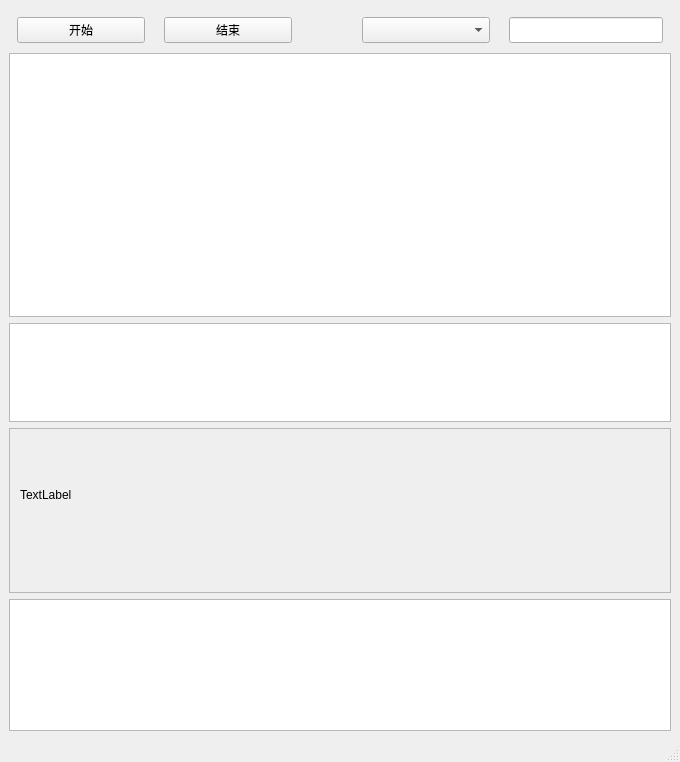
This is gui/mainwindow.ui in hypertseng/toysniffer as Qt 5 draws it before an edit. The edited form follows.
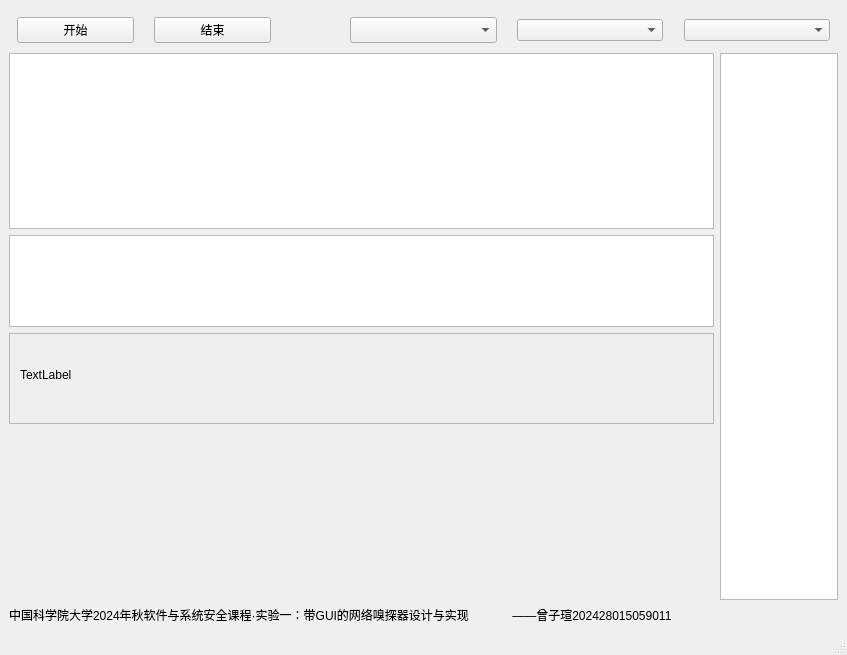
This is the edited form. Custom widgets are drawn as their Qt base class.

```diff
--- a/gui/mainwindow.ui
+++ b/gui/mainwindow.ui
@@ -6,8 +6,8 @@
    <rect>
     <x>0</x>
     <y>0</y>
-    <width>680</width>
-    <height>762</height>
+    <width>847</width>
+    <height>655</height>
    </rect>
   </property>
   <property name="sizePolicy">
@@ -26,10 +26,13 @@
      <verstretch>0</verstretch>
     </sizepolicy>
    </property>
-   <layout class="QVBoxLayout" name="verticalLayout_2">
-    <item>
-     <layout class="QVBoxLayout" name="verticalLayout" stretch="2,8,3,5,4">
-      <item>
+   <layout class="QGridLayout" name="gridLayout_2">
+    <item row="0" column="0">
+     <layout class="QGridLayout" name="gridLayout" rowstretch="7,27,14,14,26,2" columnstretch="18,3">
+      <item row="4" column="0">
+       <widget class="QChartView" name="chartView" native="true"/>
+      </item>
+      <item row="0" column="0" colspan="2">
        <widget class="QWidget" name="toolBarWidget" native="true">
         <property name="sizePolicy">
          <sizepolicy hsizetype="Expanding" vsizetype="Fixed">
@@ -37,7 +40,7 @@
           <verstretch>0</verstretch>
          </sizepolicy>
         </property>
-        <layout class="QHBoxLayout" name="horizontalLayout" stretch="10,1,10,5,10,1,12">
+        <layout class="QHBoxLayout" name="horizontalLayout" stretch="8,1,8,5,10,1,10,1,10">
          <property name="leftMargin">
           <number>8</number>
          </property>
@@ -126,25 +129,35 @@
           </spacer>
          </item>
          <item>
-          <widget class="QLineEdit" name="filterLineEdit">
-           <property name="sizePolicy">
-            <sizepolicy hsizetype="Expanding" vsizetype="Expanding">
-             <horstretch>0</horstretch>
-             <verstretch>0</verstretch>
-            </sizepolicy>
+          <widget class="QComboBox" name="processComboBox">
+           <property name="maximumSize">
+            <size>
+             <width>200</width>
+             <height>16777215</height>
+            </size>
            </property>
           </widget>
          </item>
+         <item>
+          <spacer name="horizontalSpacer_4">
+           <property name="orientation">
+            <enum>Qt::Orientation::Horizontal</enum>
+           </property>
+           <property name="sizeHint" stdset="0">
+            <size>
+             <width>40</width>
+             <height>20</height>
+            </size>
+           </property>
+          </spacer>
+         </item>
+         <item>
+          <widget class="QComboBox" name="filterComboBox"/>
+         </item>
         </layout>
        </widget>
       </item>
-      <item>
-       <widget class="QTableView" name="packetTableView"/>
-      </item>
-      <item>
-       <widget class="QTreeView" name="protocolTreeView"/>
-      </item>
-      <item>
+      <item row="3" column="0">
        <widget class="QScrollArea" name="scrollArea">
         <property name="widgetResizable">
          <bool>true</bool>
@@ -154,17 +167,23 @@
           <rect>
            <x>0</x>
            <y>0</y>
-           <width>652</width>
-           <height>146</height>
+           <width>693</width>
+           <height>77</height>
           </rect>
          </property>
-         <widget class="QWidget" name="">
+         <property name="sizePolicy">
+          <sizepolicy hsizetype="Expanding" vsizetype="Expanding">
+           <horstretch>0</horstretch>
+           <verstretch>0</verstretch>
+          </sizepolicy>
+         </property>
+         <widget class="QWidget" name="layoutWidget">
           <property name="geometry">
            <rect>
             <x>10</x>
             <y>10</y>
-            <width>631</width>
-            <height>111</height>
+            <width>671</width>
+            <height>61</height>
            </rect>
           </property>
           <layout class="QHBoxLayout" name="horizontalLayout_2" stretch="3,1">
@@ -187,9 +206,28 @@
         </widget>
        </widget>
       </item>
-      <item>
+      <item row="1" column="0">
+       <widget class="QTableView" name="packetTableView"/>
+      </item>
+      <item row="1" column="1" rowspan="4">
        <widget class="QTextEdit" name="logTextEdit"/>
       </item>
+      <item row="2" column="0">
+       <widget class="QTreeView" name="protocolTreeView"/>
+      </item>
+      <item row="5" column="0" colspan="2" alignment="">
+       <widget class="QLabel" name="label">
+        <property name="sizePolicy">
+         <sizepolicy hsizetype="Expanding" vsizetype="Fixed">
+          <horstretch>0</horstretch>
+          <verstretch>0</verstretch>
+         </sizepolicy>
+        </property>
+        <property name="text">
+         <string>中国科学院大学2024年秋软件与系统安全课程·实验一：带GUI的网络嗅探器设计与实现             ——曾子瑄202428015059011</string>
+        </property>
+       </widget>
+      </item>
      </layout>
     </item>
    </layout>
@@ -212,6 +250,14 @@
   </widget>
   <widget class="QStatusBar" name="statusbar"/>
  </widget>
+ <customwidgets>
+  <customwidget>
+   <class>QChartView</class>
+   <extends>QWidget</extends>
+   <header>qchartview.h</header>
+   <container>1</container>
+  </customwidget>
+ </customwidgets>
  <resources/>
  <connections/>
 </ui>
```
Left out of the diff: 2 changed lines with no effect on the pictures.
